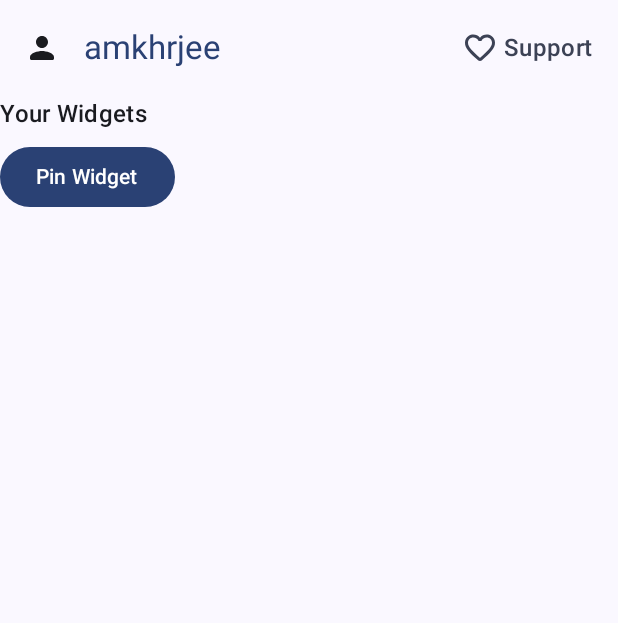
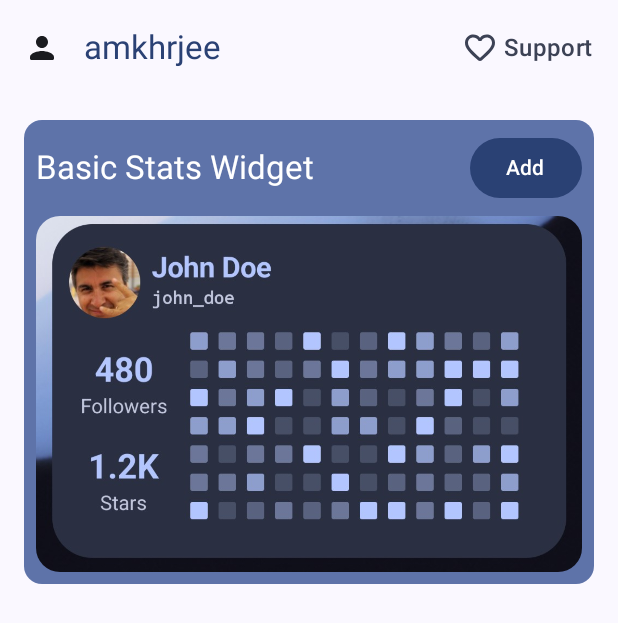
Before and after one commit to amkhrjee/GHWidgets, an Android app built with Jetpack Compose: the screen it shows after launch (MainActivity), on a phone screen of 412 x 824 dp. Shown: the top 623 px of the screen. Run offline under Robolectric (Android 15) with nearby library versions, the phone set to English and light mode, and no system bars.

Commit message:
add: widget card

```diff
--- a/app/src/main/java/com/example/githubwidgets/MainActivity.kt
+++ b/app/src/main/java/com/example/githubwidgets/MainActivity.kt
@@ -1,27 +1,28 @@
 package com.example.githubwidgets
 
-import android.app.PendingIntent
 import android.appwidget.AppWidgetManager
 import android.content.ComponentName
 import android.content.Context
-import android.content.Intent
 import android.os.Bundle
-import android.util.Log
 import android.widget.Toast
 import androidx.activity.ComponentActivity
 import androidx.activity.compose.setContent
 import androidx.activity.enableEdgeToEdge
-import androidx.compose.foundation.background
+import androidx.compose.foundation.Image
+import androidx.compose.foundation.layout.Arrangement
 import androidx.compose.foundation.layout.Column
 import androidx.compose.foundation.layout.Row
 import androidx.compose.foundation.layout.Spacer
 import androidx.compose.foundation.layout.fillMaxWidth
 import androidx.compose.foundation.layout.padding
 import androidx.compose.foundation.layout.size
+import androidx.compose.foundation.shape.RoundedCornerShape
 import androidx.compose.material.icons.Icons
 import androidx.compose.material.icons.rounded.FavoriteBorder
 import androidx.compose.material.icons.rounded.Person
 import androidx.compose.material3.Button
+import androidx.compose.material3.Card
+import androidx.compose.material3.CardDefaults
 import androidx.compose.material3.DrawerValue
 import androidx.compose.material3.ExperimentalMaterial3Api
 import androidx.compose.material3.Icon
@@ -45,6 +46,9 @@ import androidx.compose.runtime.rememberCoroutineScope
 import androidx.compose.runtime.setValue
 import androidx.compose.ui.Alignment
 import androidx.compose.ui.Modifier
+import androidx.compose.ui.draw.clip
+import androidx.compose.ui.graphics.BlendModeColorFilter
+import androidx.compose.ui.res.painterResource
 import androidx.compose.ui.text.style.TextAlign
 import androidx.compose.ui.unit.dp
 import com.example.githubwidgets.ui.theme.GitHubWidgetsTheme
@@ -79,6 +83,7 @@ fun addWidget(context: Context) {
     val myProvider = ComponentName(context, BasicStatsWidgetReceiver::class.java)
 
     if (appWidgetManager.isRequestPinAppWidgetSupported) {
+
         appWidgetManager.requestPinAppWidget(myProvider, null, null)
     } else {
         Toast.makeText(context, "Request Pin App Widget not supported", Toast.LENGTH_SHORT).show()
@@ -191,12 +196,42 @@ fun HomeActivity(context: Context) {
 //            Test Button
 
             Column(Modifier.padding(contentPadding)) {
-                Text("Your Widgets", style = MaterialTheme.typography.titleMedium)
-                Spacer(Modifier.size(6.dp))
-                Button({
-                    addWidget(context)
-                }) { Text("Pin Widget") }
-
+//                Text("Your Widgets", style = MaterialTheme.typography.titleMedium)
+//                Spacer(Modifier.size(6.dp))
+//                Button({
+//                    addWidget(context)
+//                }) { Text("Pin Widget") }
+                Card(
+                    colors = CardDefaults.cardColors(
+                        containerColor = MaterialTheme.colorScheme.primaryContainer,
+                    ),
+                    modifier = Modifier
+                        .padding(16.dp)
+                        .fillMaxWidth()
+                ) {
+                    Column(Modifier.padding(8.dp)) {
+                        Row(
+                            horizontalArrangement = Arrangement.SpaceBetween,
+                            verticalAlignment = Alignment.CenterVertically,
+                            modifier = Modifier.fillMaxWidth()
+                        ) {
+                            Text(
+                                "Basic Stats Widget",
+                                style = MaterialTheme.typography.titleLarge,
+                                color = MaterialTheme.colorScheme.onPrimaryContainer
+                            )
+                            Button({addWidget(context)}) {
+                                Text("Add")
+                            }
+                        }
+                        Spacer(Modifier.size(8.dp))
+                        Image(
+                            painter = painterResource(R.drawable.basic_stats_widget),
+                            contentDescription = "Basic Stats Widget",
+                            modifier = Modifier.clip(RoundedCornerShape(16.dp))
+                        )
+                    }
+                }
             }
         }
     }
```
